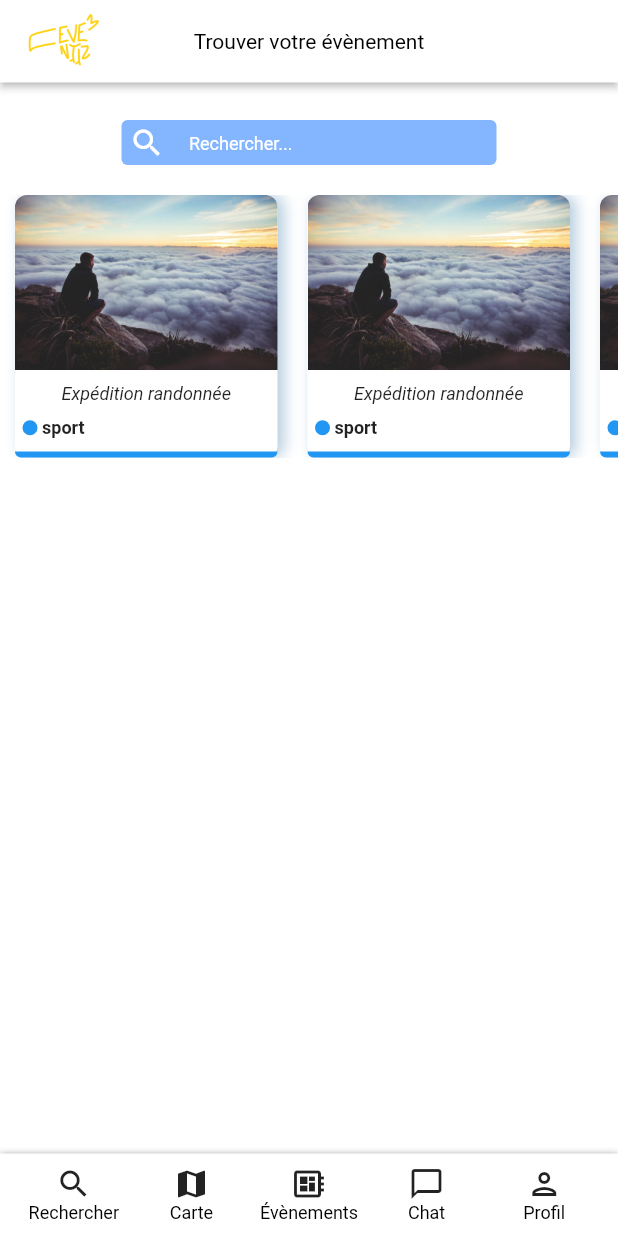
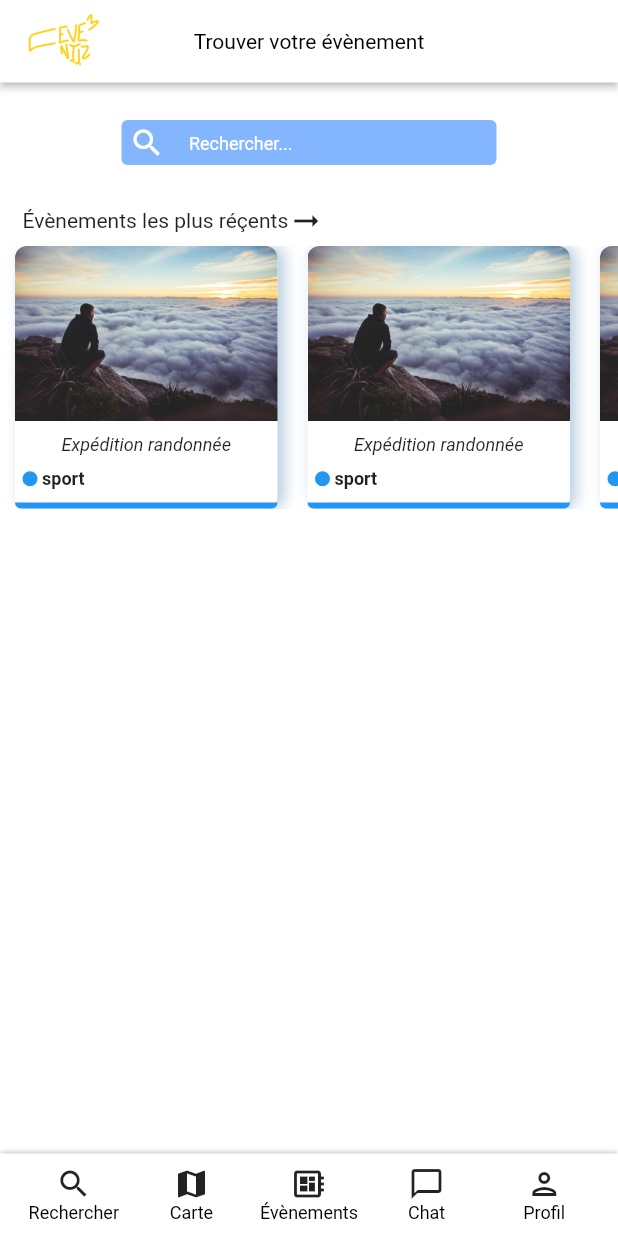
Before and after one commit to justRB/Eventiz, a Flutter app: the screen it shows after launch, on a phone screen of 412 x 824 dp. Run offline on Flutter 3.47's test engine with Material 2 defaults, Android fonts, the phone set to English and light mode, and no system bars.

Commit message:
label card + components/folders structure

```diff
--- a/lib/components/search_bar.dart
+++ b/lib/components/research/search_bar.dart
@@ -6,7 +6,7 @@ class SearchBar extends StatelessWidget {
   @override
   Widget build(BuildContext context) {
     return Container(
-      margin: const EdgeInsets.only(top: 25),
+      margin: const EdgeInsets.only(top: 25, bottom: 25),
       height: 30,
       width: 250,
       padding: const EdgeInsets.only(
--- a/lib/pages/research.dart
+++ b/lib/pages/research.dart
@@ -1,8 +1,8 @@
 import 'package:flutter/material.dart';
 import '../components/nav_bar.dart';
-import '../components/search_bar.dart';
+import '../components/research/search_bar.dart';
 import '../components/top_bar.dart';
-import '../components/research_page_card.dart';
+import '../components/research/research_page_card.dart';
 import '../bdd/bdd.dart';
 
 class Research extends StatefulWidget {
@@ -22,8 +22,18 @@ class _ResearchState extends State<Research> {
         child: Column(
           children: [
             const SearchBar(),
+            Column(
+              children: [
                 Container(
-              margin: const EdgeInsets.only(top: 20, bottom: 20),
+                  margin: const EdgeInsets.only(bottom: 5, left: 15),
+                  child: Row(
+                    children: const [
+                      Text('Évènements les plus réçents'),
+                      Icon(Icons.arrow_right_alt),
+                    ],
+                  ),
+                ),
+                SizedBox(
                   height: 175,
                   child: ListView.builder(
                     scrollDirection: Axis.horizontal,
@@ -45,6 +55,8 @@ class _ResearchState extends State<Research> {
                 ),
               ],
             ),
+          ],
+        ),
       ),
       bottomNavigationBar: const NavBar(),
     );
```
Also changed, not shown: lib/components/research/research_page_card.dart (renamed from lib/components/research_page_card.dart). Lines whose indentation alone changed are shown as unchanged.
